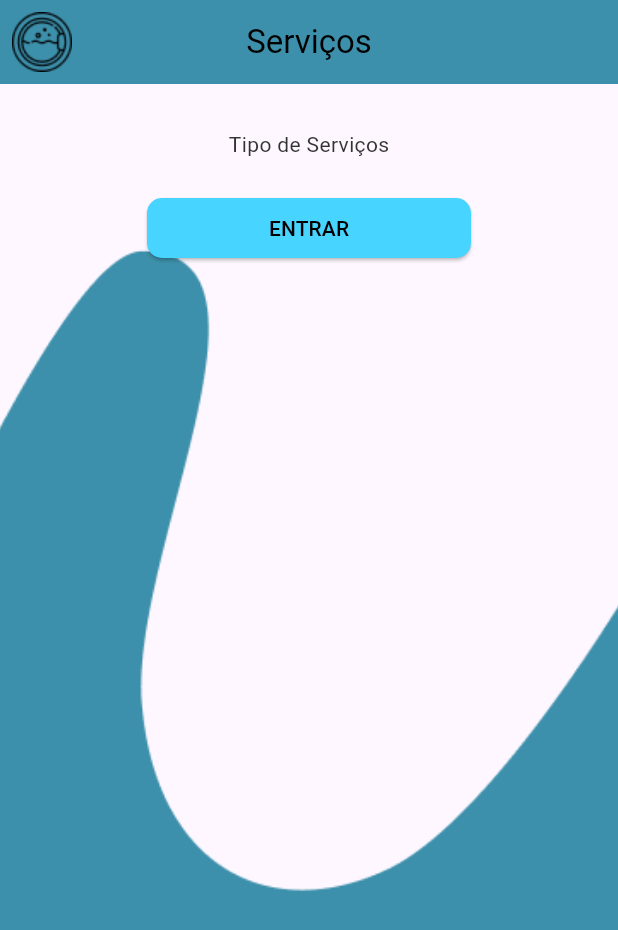
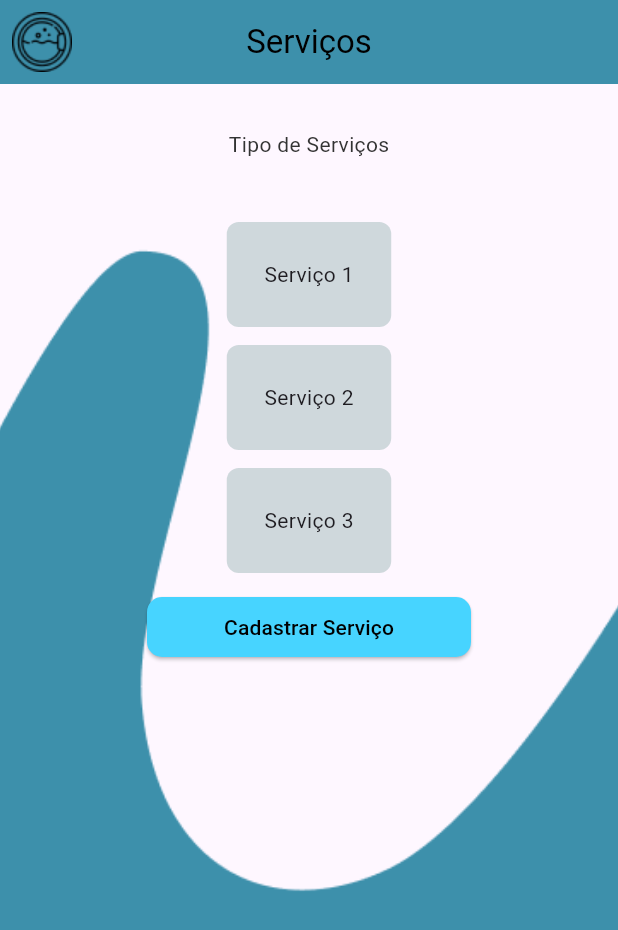
Before and after one commit to chclxds/easywash, a Flutter app: the ServicosCadastro screen opened directly, on a phone screen of 412 x 824 dp. Shown: the top 930 px of the screen. Run offline on Flutter 3.47's test engine with Material 2 defaults, Android fonts, the light colour scheme and no system bars; our stand-ins replace firebase_auth, firebase_core; accounts and stored records are empty; Roboto replaces fonts that are missing (Ubuntu).

Commit message:
Add files via upload

```diff
--- a/lib/servicos.dart
+++ b/lib/servicos.dart
@@ -1,4 +1,4 @@
-import 'package:easywash/homepage.dart';
+import 'package:easywash/editarservicos.dart';
 import 'package:flutter/material.dart';
 
 class ServicosCadastro extends StatefulWidget {
@@ -43,6 +43,36 @@ class _ServicosCadastroState extends State<ServicosCadastro> {
                         color: Color.fromARGB(255, 51, 51, 51),
                       )),
                 ),
+                const Padding(
+                  padding: EdgeInsets.all(16.0),
+                ),
+                Container(
+                  padding: const EdgeInsets.all(25),
+                  decoration: BoxDecoration(
+                      color: Colors.blueGrey[100],
+                      borderRadius: BorderRadius.circular(8)),
+                  child: const Text('Serviço 1'),
+                ),
+                const SizedBox(
+                  height: 12,
+                ),
+                Container(
+                  padding: const EdgeInsets.all(25),
+                  decoration: BoxDecoration(
+                      color: Colors.blueGrey[100],
+                      borderRadius: BorderRadius.circular(8)),
+                  child: const Text('Serviço 2'),
+                ),
+                const SizedBox(
+                  height: 12,
+                ),
+                Container(
+                  padding: const EdgeInsets.all(25),
+                  decoration: BoxDecoration(
+                      color: Colors.blueGrey[100],
+                      borderRadius: BorderRadius.circular(8)),
+                  child: const Text('Serviço 3'),
+                ),
                 const SizedBox(
                   height: 12,
                 ),
@@ -57,7 +87,7 @@ class _ServicosCadastroState extends State<ServicosCadastro> {
                       borderRadius: BorderRadius.circular(10.0),
                     ),
                   ),
-                  child: const Text('ENTRAR',
+                  child: const Text('Cadastrar Serviço',
                       style: TextStyle(color: Colors.black)),
                 ),
               ],
@@ -72,7 +102,7 @@ class _ServicosCadastroState extends State<ServicosCadastro> {
     Navigator.pushReplacement(
       context,
       MaterialPageRoute(
-        builder: (context) => const HomePage(),
+        builder: (context) => const ServicoEditar(),
       ),
     );
   }
```
Also changed, not shown: lib/editarservicos.dart (added, +166 -0 lines).
